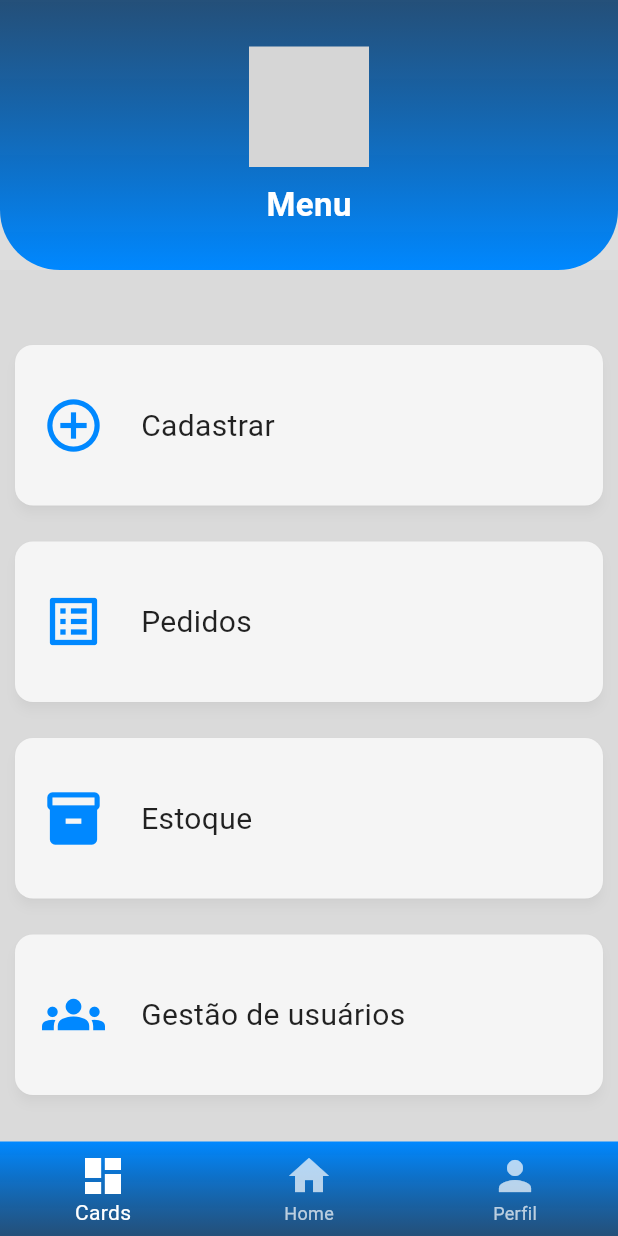
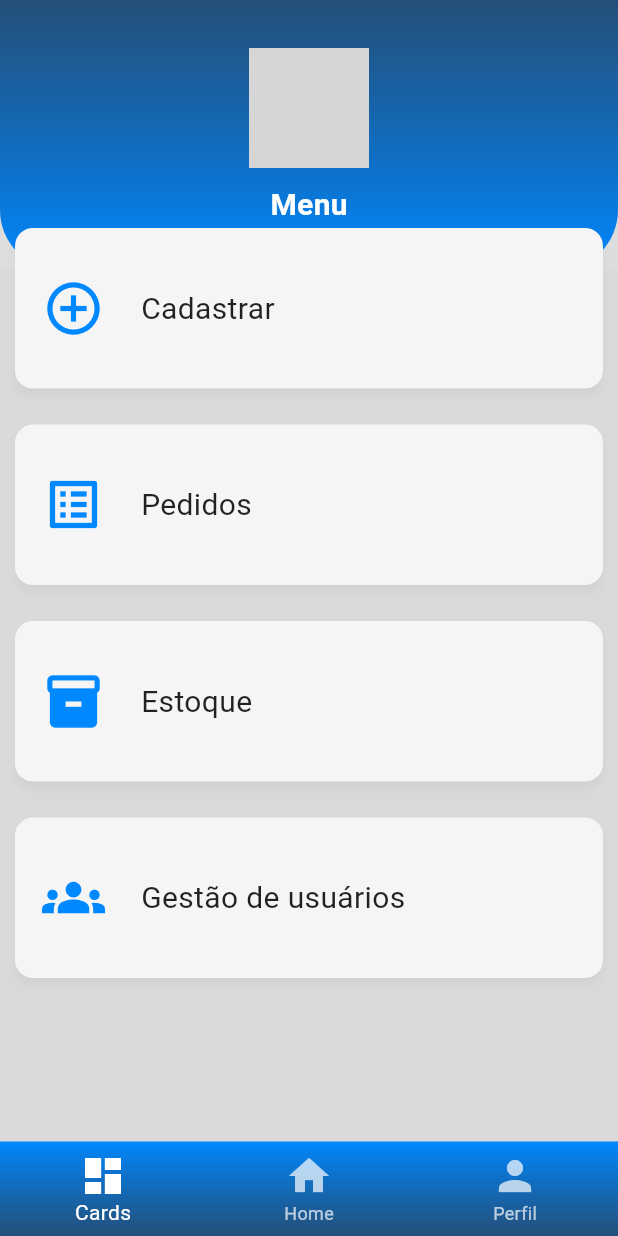
Before and after one commit to Code-Nine-FTC/MobileInterface-2025.2, a Flutter app: the MenuPage screen opened by its route, on a phone screen of 412 x 824 dp. Run offline on Flutter 3.47's test engine with Material 3 defaults, Android fonts, the phone set to English and light mode, and no system bars; our stand-ins replace flutter_svg; grey boxes are pictures that could not be loaded.

Commit message:
feat: atualizado a página standart

```diff
--- a/mobileinterface/lib/presentation/components/standartScreen.dart
+++ b/mobileinterface/lib/presentation/components/standartScreen.dart
@@ -17,7 +17,9 @@ class StandardScreen extends StatelessWidget {
   @override
   Widget build(BuildContext context) {
     return Scaffold(
-      body: Column(
+      body: Stack(
+        children: [
+          Column(
             children: [
               Container(
                 width: double.infinity,
@@ -48,7 +50,7 @@ class StandardScreen extends StatelessWidget {
                       Text(
                         title!,
                         style: const TextStyle(
-                      fontSize: 22,
+                          fontSize: 20,
                           fontWeight: FontWeight.bold,
                           color: Colors.white,
                         ),
@@ -61,8 +63,16 @@ class StandardScreen extends StatelessWidget {
                 child: Container(
                   width: double.infinity,
                   color: AppColors.backgroundLight,
+                ),
+              ),
+            ],
+          ),
+
+          Positioned(
+            top: 140,
+            left: 0,
+            right: 0,
             child: child,
-            ),
           ),
         ],
       ),
```
Also changed, not shown: mobileinterface/lib/presentation/pages/menu.dart (+4 -15 lines). Lines whose indentation alone changed are shown as unchanged.
